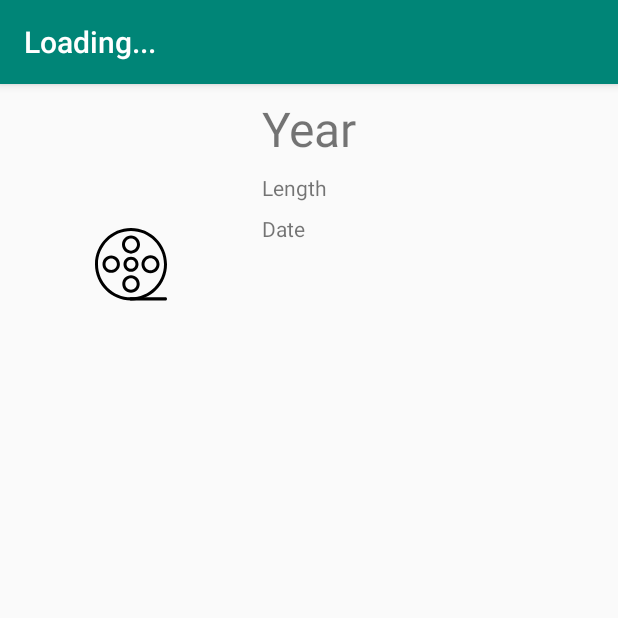
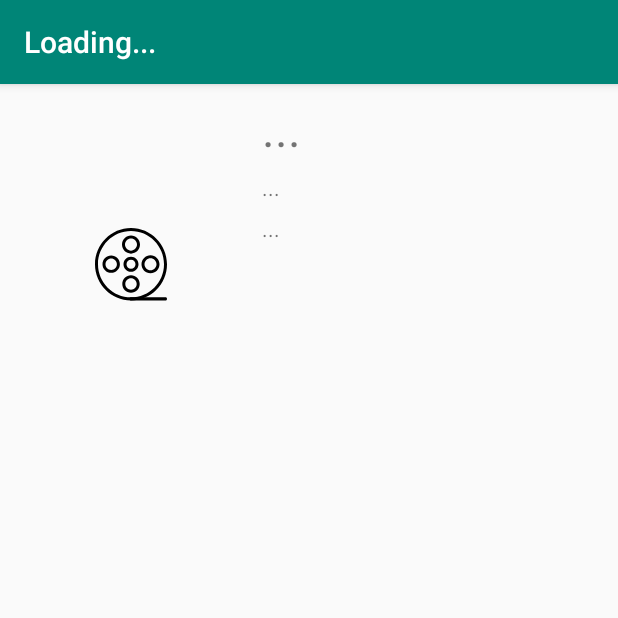
Before and after one commit to cjwhitsitt/adnd_popular_movies, an Android app: the DetailActivity screen opened directly, with no data from a screen before it, on a phone screen of 412 x 824 dp, the top half of it. Run offline under Robolectric (Android 15) with nearby library versions, the phone set to English and light mode, and no system bars; our stand-ins replace Picasso; pictures from the network do not load.

Commit message:
Code styling

```diff
--- a/app/src/main/java/com/jaywhitsitt/popularmovies/MainActivity.java
+++ b/app/src/main/java/com/jaywhitsitt/popularmovies/MainActivity.java
@@ -63,6 +63,8 @@ public class MainActivity extends AppCompatActivity implements MovieOnClickHandl
 
         private final String TAG = FetchMoviesTask.class.getSimpleName();
 
+        // TODO: loading spinner
+
         @Override
         protected MovieBase[] doInBackground(String... strings) {
             String selection = strings.length > 0 && strings[0] != null ? strings[0] : SORT_BY_POPULAR;
@@ -73,7 +75,7 @@ public class MainActivity extends AppCompatActivity implements MovieOnClickHandl
             } else if (selection == SORT_BY_TOP_RATED) {
                 url = NetworkUtils.urlForTopRatedMovies();
             } else {
-                Log.e(TAG, "Invalid sorting selection " + String.valueOf(selection));
+                Log.e(TAG, "Invalid sorting selection " + selection);
                 return null;
             }
 
--- a/app/src/main/res/layout/activity_detail.xml
+++ b/app/src/main/res/layout/activity_detail.xml
@@ -30,7 +30,7 @@
             android:layout_width="0dp"
             android:layout_height="wrap_content"
             android:layout_marginStart="8dp"
-            android:text="Year"
+            android:text="@string/loading_value"
             android:textSize="32dp"
             app:layout_constraintEnd_toEndOf="parent"
             app:layout_constraintStart_toEndOf="@+id/iv_detail_poster"
@@ -41,7 +41,7 @@
             android:layout_width="0dp"
             android:layout_height="wrap_content"
             android:layout_marginTop="8dp"
-            android:text="Length"
+            android:text="@string/loading_value"
             app:layout_constraintHorizontal_bias="0.0"
             app:layout_constraintLeft_toLeftOf="@id/tv_detail_year"
             app:layout_constraintRight_toRightOf="parent"
@@ -52,7 +52,7 @@
             android:layout_width="0dp"
             android:layout_height="wrap_content"
             android:layout_marginTop="8dp"
-            android:text="Date"
+            android:text="@string/loading_value"
             app:layout_constraintBottom_toBottomOf="parent"
             app:layout_constraintHorizontal_bias="0.0"
             app:layout_constraintLeft_toLeftOf="@id/tv_detail_length"
--- a/app/src/main/res/values/strings.xml
+++ b/app/src/main/res/values/strings.xml
@@ -1,4 +1,5 @@
 <resources>
     <string name="app_name">Popular Movies</string>
     <string name="main_title">Movies</string>
+    <string name="loading_value">...</string>
 </resources>
```
Also changed, not shown: app/src/main/java/com/jaywhitsitt/popularmovies/DetailActivity.java (+22 -12 lines).
